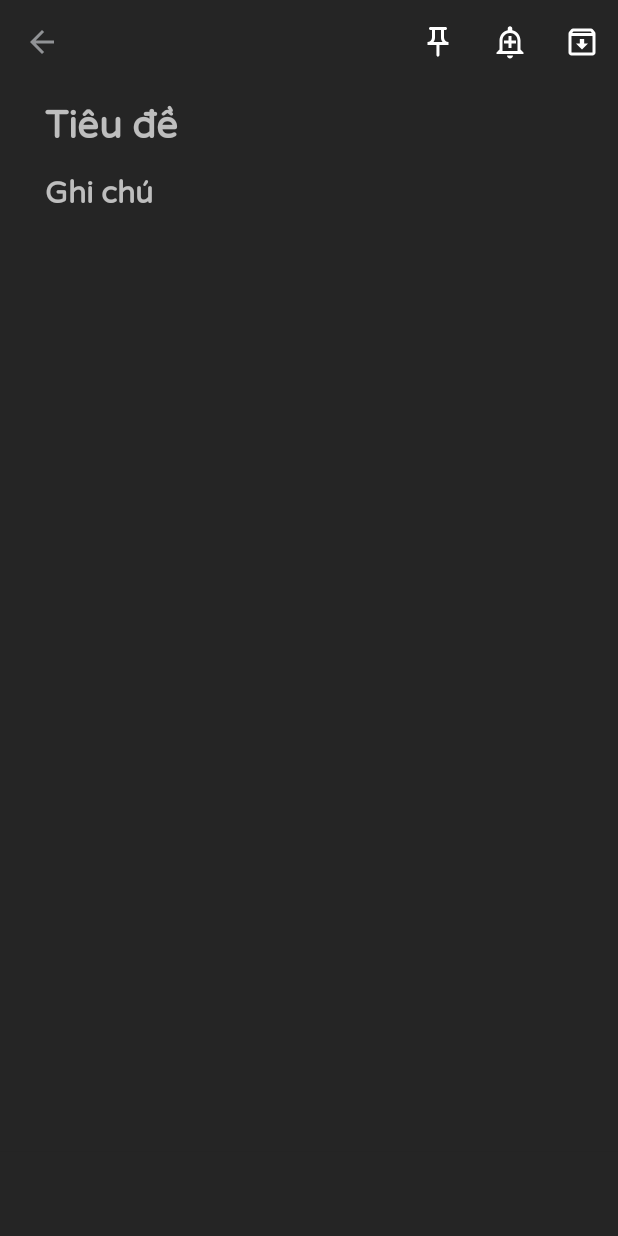
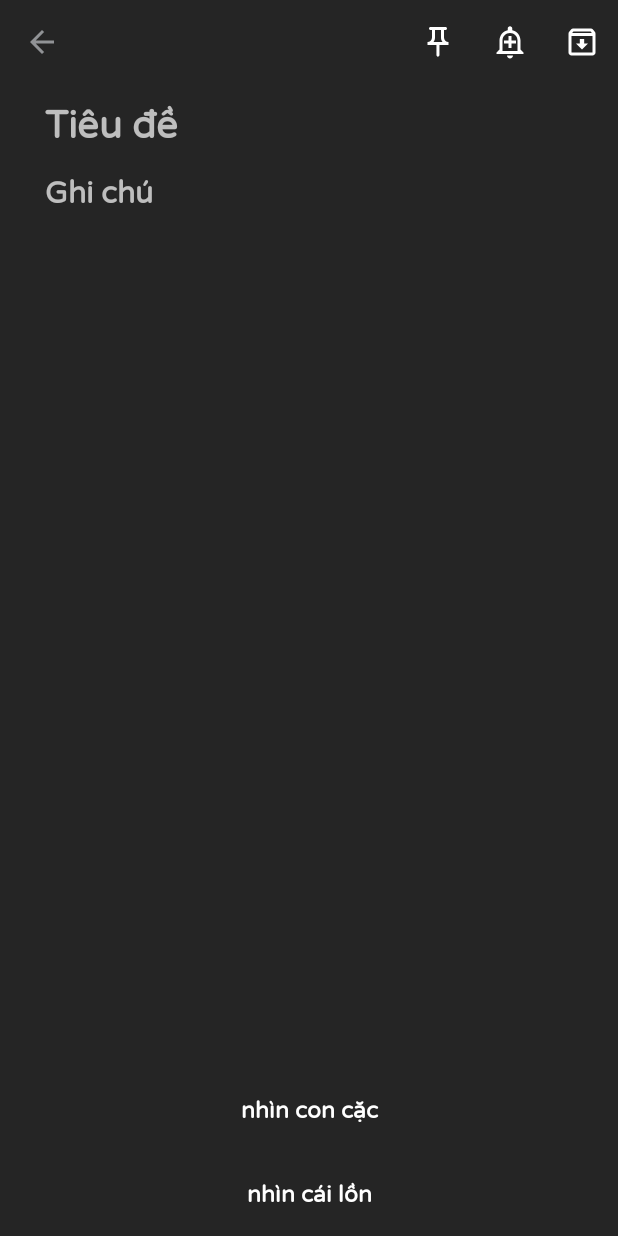
Before and after one commit to eyhb/Ghi_Chu, an Android app: the AddNoteActivity screen opened directly, with no data from a screen before it, on a phone screen of 412 x 824 dp. Run offline under Robolectric (Android 15) with nearby library versions, the phone set to English and light mode, and no system bars.

Commit message:
6_12_pm_apr_17_2022

```diff
--- a/app/src/main/java/com/example/ghi_chu/AddNoteActivity.java
+++ b/app/src/main/java/com/example/ghi_chu/AddNoteActivity.java
@@ -14,6 +14,7 @@ import android.view.KeyEvent;
 import android.view.Menu;
 import android.view.MenuItem;
 import android.view.View;
+import android.view.inputmethod.InputMethodManager;
 import android.widget.EditText;
 import android.widget.TextView;
 import android.widget.Toast;
@@ -29,7 +30,7 @@ public class AddNoteActivity extends AppCompatActivity {
     List<Label> listLabel;
     List<String> stringList;
     Note note;
-    Toolbar topToolbar, bottomToolbar;
+    Toolbar topToolbar;
     String inputNote;
     int noteId;
     String labelSelected = "";
@@ -40,7 +41,6 @@ public class AddNoteActivity extends AppCompatActivity {
         super.onCreate(savedInstanceState);
         setContentView(R.layout.activity_add_note);
         setTopToolbar();
-        setBottomToolbar();
         setEditText();
         noteId = getIntent().getIntExtra("noteId", -1);
         note = new Note();
@@ -55,13 +55,14 @@ public class AddNoteActivity extends AppCompatActivity {
         getSupportActionBar().setDisplayHomeAsUpEnabled(true);
     }
 
-    public void setBottomToolbar() {
-        bottomToolbar = findViewById(R.id.bottomToolbar);
-    }
-
     public void setEditText() {
         edTitle = findViewById(R.id.edTitle);
         edNote = findViewById(R.id.edNote);
+
+        // Focus to Title EditText and show keyboard
+        edTitle.requestFocus();
+        InputMethodManager inputMethodManager = (InputMethodManager) this.getSystemService(Context.INPUT_METHOD_SERVICE);
+        inputMethodManager.toggleSoftInput(InputMethodManager.SHOW_FORCED, InputMethodManager.HIDE_IMPLICIT_ONLY);
     }
 
     public void getListLabel() {
--- a/app/src/main/java/com/example/ghi_chu/CustomEditText.java
+++ b/app/src/main/java/com/example/ghi_chu/CustomEditText.java
@@ -5,7 +5,7 @@ import android.util.AttributeSet;
 import android.view.KeyEvent;
 import android.view.inputmethod.InputMethodManager;
 
-// This Class to clear focus EditText when press back button while softKeyboard is shown
+// This Class to clear EditText focusing when press back button while softKeyboard is shown
 
 public class CustomEditText extends androidx.appcompat.widget.AppCompatEditText {
     public CustomEditText(Context context) {
--- a/app/src/main/res/layout/activity_add_note.xml
+++ b/app/src/main/res/layout/activity_add_note.xml
@@ -24,20 +24,20 @@
                 android:layout_height="match_parent" />
         </com.google.android.material.appbar.AppBarLayout>
 
-        <LinearLayout
-            android:id="@+id/linearLayout"
+        <RelativeLayout
+            android:id="@+id/mainRelativeLayout"
             android:layout_width="match_parent"
             android:layout_height="match_parent"
+            android:layout_above="@id/bottomRelativeLayout"
             android:layout_below="@id/topAppBar"
-            android:layout_above="@id/bottomAppBar"
             android:focusable="true"
-            android:focusableInTouchMode="true"
-            android:orientation="vertical">
+            android:focusableInTouchMode="true">
 
             <com.example.ghi_chu.CustomEditText
                 android:id="@+id/edTitle"
                 android:layout_width="match_parent"
                 android:layout_height="wrap_content"
+                android:layout_alignParentTop="true"
                 android:layout_marginHorizontal="20dp"
                 android:background="@null"
                 android:focusable="true"
@@ -53,6 +53,8 @@
                 android:id="@+id/edNote"
                 android:layout_width="match_parent"
                 android:layout_height="match_parent"
+                android:layout_above="@id/tagField"
+                android:layout_below="@id/edTitle"
                 android:layout_marginHorizontal="20dp"
                 android:background="@null"
                 android:gravity="top"
@@ -62,19 +64,34 @@
                 android:paddingVertical="5dp"
                 android:singleLine="false"
                 android:textSize="20dp" />
-        </LinearLayout>
 
-        <com.google.android.material.appbar.AppBarLayout
-            android:id="@+id/bottomAppBar"
+            <RelativeLayout
+                android:id="@+id/tagField"
+                android:layout_width="match_parent"
+                android:layout_height="?attr/actionBarSize"
+                android:layout_alignParentBottom="true"
+                android:layout_marginHorizontal="20dp">
+                <TextView
+                    android:layout_width="match_parent"
+                    android:layout_height="wrap_content"
+                    android:layout_centerInParent="true"
+                    android:text="nhìn con cặc"
+                    android:textAlignment="center"/>
+            </RelativeLayout>
+        </RelativeLayout>
+
+        <RelativeLayout
+            android:id="@+id/bottomRelativeLayout"
             android:layout_width="match_parent"
             android:layout_height="?attr/actionBarSize"
-            android:layout_alignParentBottom="true"
-            android:elevation="0dp">
+            android:layout_alignParentBottom="true">
+            <TextView
+                android:layout_width="match_parent"
+                android:layout_height="wrap_content"
+                android:layout_centerInParent="true"
+                android:text="nhìn cái lồn"
+                android:textAlignment="center"/>
+        </RelativeLayout>
 
-            <androidx.appcompat.widget.Toolbar
-                android:id="@+id/bottomToolbar"
-                android:layout_width="match_parent"
-                android:layout_height="match_parent" />
-        </com.google.android.material.appbar.AppBarLayout>
     </RelativeLayout>
 </androidx.coordinatorlayout.widget.CoordinatorLayout>
```
